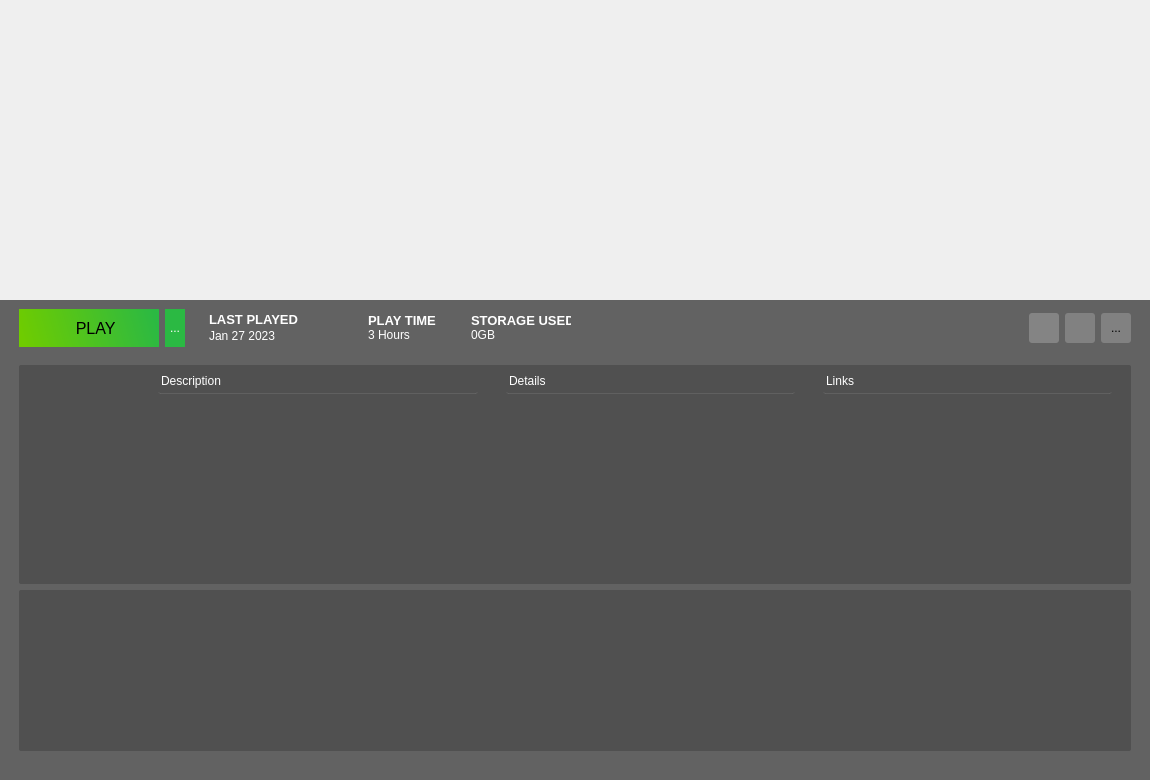
Before: the Qt Designer form atlas/ui/widgets/games/GameWidget.ui in KJNeko/Atlas, drawn with Qt 5.
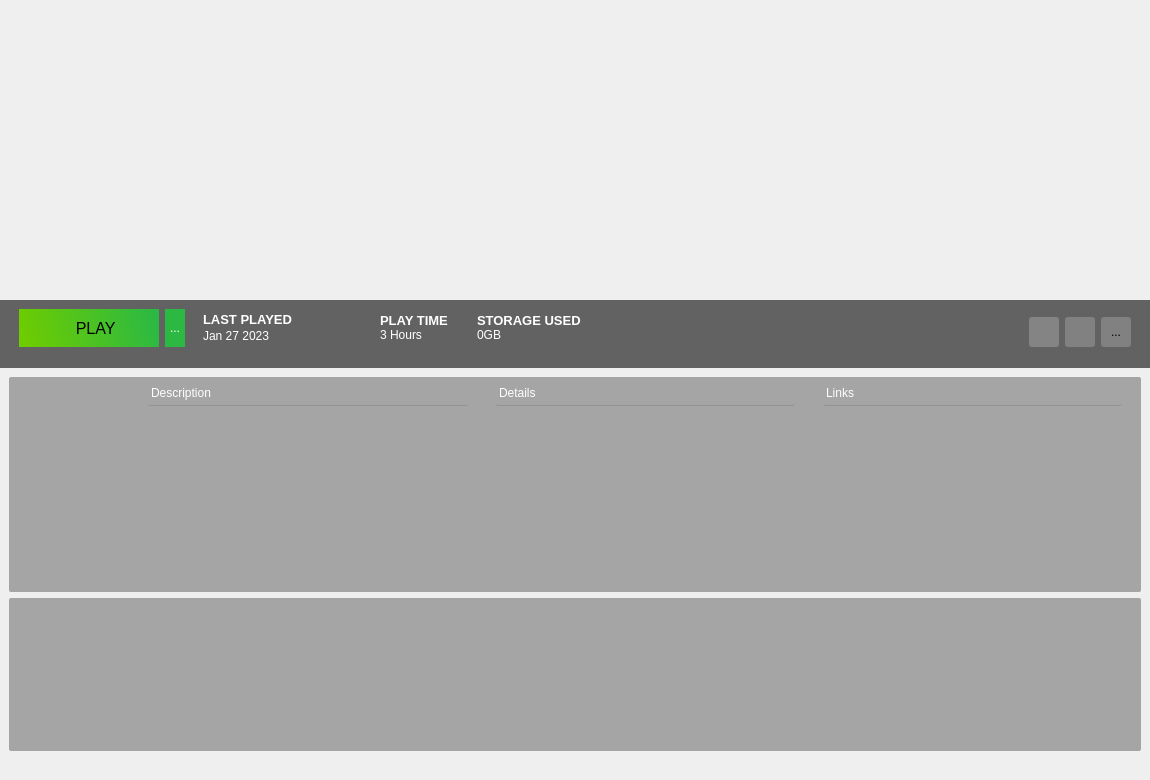
After: the same form once the commit is applied. Icons and pictures are not drawn.

Commit message: ui updates. before gamewidget changes

```diff
--- a/atlas/ui/widgets/games/GameWidget.ui
+++ b/atlas/ui/widgets/games/GameWidget.ui
@@ -63,23 +63,7 @@
         </property>
        </spacer>
       </item>
-      <item row="0" column="1">
-       <spacer name="verticalSpacer_4">
-        <property name="orientation">
-         <enum>Qt::Vertical</enum>
-        </property>
-        <property name="sizeType">
-         <enum>QSizePolicy::Fixed</enum>
-        </property>
-        <property name="sizeHint" stdset="0">
-         <size>
-          <width>20</width>
-          <height>300</height>
-         </size>
-        </property>
-       </spacer>
-      </item>
-      <item row="1" column="0" colspan="2">
+      <item row="2" column="0" colspan="2">
        <widget class="QFrame" name="bannerDetailFrame">
         <property name="sizePolicy">
          <sizepolicy hsizetype="Expanding" vsizetype="Expanding">
@@ -88,71 +72,52 @@
          </sizepolicy>
         </property>
         <property name="styleSheet">
-         <string notr="true">background-color:rgba(0, 0, 0, 150);
-border:none;</string>
+         <string notr="true"/>
         </property>
         <layout class="QGridLayout" name="gridLayout_12">
-         <item row="1" column="1">
-          <spacer name="verticalSpacer_8">
+         <item row="2" column="0">
+          <spacer name="bottomSpaceer_DNR">
            <property name="orientation">
             <enum>Qt::Vertical</enum>
            </property>
            <property name="sizeType">
-            <enum>QSizePolicy::Fixed</enum>
+            <enum>QSizePolicy::MinimumExpanding</enum>
            </property>
            <property name="sizeHint" stdset="0">
             <size>
              <width>20</width>
-             <height>12</height>
+             <height>20</height>
             </size>
            </property>
           </spacer>
          </item>
-         <item row="0" column="1">
-          <widget class="QToolButton" name="btnPlay">
-           <property name="minimumSize">
-            <size>
-             <width>140</width>
-             <height>38</height>
-            </size>
-           </property>
-           <property name="font">
-            <font>
-             <pointsize>12</pointsize>
-            </font>
-           </property>
-           <property name="layoutDirection">
-            <enum>Qt::LeftToRight</enum>
-           </property>
+         <item row="1" column="0" colspan="2">
+          <widget class="QListView" name="previewList">
            <property name="styleSheet">
-            <string notr="true">background-color: qlineargradient(spread:pad, x1:1, y1:0.46, x2:0, y2:0.539636, stop:0 rgba(43, 185, 67, 255), stop:1 rgba(111, 204, 0, 255));
-border-radius:none;</string>
+            <string notr="true">background-color: rgba(50,50, 50, 100);
+border-radius: 2px;</string>
            </property>
-           <property name="text">
-            <string>   PLAY</string>
+           <property name="flow">
+            <enum>QListView::LeftToRight</enum>
            </property>
-           <property name="icon">
-            <iconset resource="../../../resources.qrc">
-             <normaloff>:/images/assets/play_normal.svg</normaloff>:/images/assets/play_normal.svg</iconset>
+           <property name="isWrapping" stdset="0">
+            <bool>true</bool>
            </property>
-           <property name="iconSize">
-            <size>
-             <width>75</width>
-             <height>30</height>
-            </size>
+           <property name="resizeMode">
+            <enum>QListView::Adjust</enum>
            </property>
-           <property name="toolButtonStyle">
-            <enum>Qt::ToolButtonIconOnly</enum>
+           <property name="viewMode">
+            <enum>QListView::ListMode</enum>
            </property>
-           <property name="autoRaise">
-            <bool>false</bool>
+           <property name="uniformItemSizes">
+            <bool>true</bool>
            </property>
-           <property name="arrowType">
-            <enum>Qt::NoArrow</enum>
+           <property name="itemAlignment">
+            <set>Qt::AlignCenter</set>
            </property>
           </widget>
          </item>
-         <item row="2" column="1" colspan="12">
+         <item row="0" column="0" colspan="2">
           <widget class="QWidget" name="InfoPanel" native="true">
            <property name="sizePolicy">
             <sizepolicy hsizetype="Expanding" vsizetype="Expanding">
@@ -528,7 +493,143 @@
            </layout>
           </widget>
          </item>
-         <item row="0" column="4">
+        </layout>
+       </widget>
+      </item>
+      <item row="0" column="1">
+       <spacer name="verticalSpacer_4">
+        <property name="orientation">
+         <enum>Qt::Vertical</enum>
+        </property>
+        <property name="sizeType">
+         <enum>QSizePolicy::Fixed</enum>
+        </property>
+        <property name="sizeHint" stdset="0">
+         <size>
+          <width>20</width>
+          <height>300</height>
+         </size>
+        </property>
+       </spacer>
+      </item>
+      <item row="1" column="0" colspan="2">
+       <widget class="QFrame" name="frame">
+        <property name="styleSheet">
+         <string notr="true">background-color:rgba(0, 0, 0, 150);
+border:none;</string>
+        </property>
+        <property name="frameShape">
+         <enum>QFrame::NoFrame</enum>
+        </property>
+        <property name="frameShadow">
+         <enum>QFrame::Plain</enum>
+        </property>
+        <layout class="QGridLayout" name="gridLayout_6">
+         <item row="0" column="0" rowspan="2">
+          <spacer name="horizontalSpacer_15">
+           <property name="orientation">
+            <enum>Qt::Horizontal</enum>
+           </property>
+           <property name="sizeType">
+            <enum>QSizePolicy::Fixed</enum>
+           </property>
+           <property name="sizeHint" stdset="0">
+            <size>
+             <width>10</width>
+             <height>20</height>
+            </size>
+           </property>
+          </spacer>
+         </item>
+         <item row="0" column="1" rowspan="2">
+          <widget class="QToolButton" name="btnPlay">
+           <property name="minimumSize">
+            <size>
+             <width>140</width>
+             <height>38</height>
+            </size>
+           </property>
+           <property name="font">
+            <font>
+             <pointsize>12</pointsize>
+            </font>
+           </property>
+           <property name="layoutDirection">
+            <enum>Qt::LeftToRight</enum>
+           </property>
+           <property name="styleSheet">
+            <string notr="true">background-color: qlineargradient(spread:pad, x1:1, y1:0.46, x2:0, y2:0.539636, stop:0 rgba(43, 185, 67, 255), stop:1 rgba(111, 204, 0, 255));
+border-radius:none;</string>
+           </property>
+           <property name="text">
+            <string>   PLAY</string>
+           </property>
+           <property name="icon">
+            <iconset resource="../../../resources.qrc">
+             <normaloff>:/images/assets/play_normal.svg</normaloff>:/images/assets/play_normal.svg</iconset>
+           </property>
+           <property name="iconSize">
+            <size>
+             <width>75</width>
+             <height>30</height>
+            </size>
+           </property>
+           <property name="toolButtonStyle">
+            <enum>Qt::ToolButtonIconOnly</enum>
+           </property>
+           <property name="autoRaise">
+            <bool>false</bool>
+           </property>
+           <property name="arrowType">
+            <enum>Qt::NoArrow</enum>
+           </property>
+          </widget>
+         </item>
+         <item row="0" column="2" rowspan="2">
+          <widget class="QToolButton" name="tbSelectVersion">
+           <property name="minimumSize">
+            <size>
+             <width>20</width>
+             <height>38</height>
+            </size>
+           </property>
+           <property name="styleSheet">
+            <string notr="true">background-color: rgba(43, 185, 67, 255);
+border-radius:none;
+color: rgb(255, 255, 255);</string>
+           </property>
+           <property name="text">
+            <string>...</string>
+           </property>
+           <property name="icon">
+            <iconset resource="../../../resources.qrc">
+             <normaloff>:/images/assets/dropdownicon.svg</normaloff>:/images/assets/dropdownicon.svg</iconset>
+           </property>
+           <property name="iconSize">
+            <size>
+             <width>16</width>
+             <height>12</height>
+            </size>
+           </property>
+          </widget>
+         </item>
+         <item row="0" column="3" rowspan="2">
+          <spacer name="horizontalSpacer_22">
+           <property name="orientation">
+            <enum>Qt::Horizontal</enum>
+           </property>
+           <property name="sizeType">
+            <enum>QSizePolicy::Fixed</enum>
+           </property>
+           <property name="sizeHint" stdset="0">
+            <size>
+             <width>10</width>
+             <height>20</height>
+            </size>
+           </property>
+          </spacer>
+         </item>
+         <item row="0" column="4" rowspan="2">
           <widget class="QWidget" name="LastPlayed" native="true">
            <property name="sizePolicy">
             <sizepolicy hsizetype="Fixed" vsizetype="Fixed">
@@ -602,7 +703,7 @@
            </layout>
           </widget>
          </item>
-         <item row="0" column="5">
+         <item row="0" column="5" rowspan="2">
           <spacer name="horizontalSpacer_14">
            <property name="orientation">
             <enum>Qt::Horizontal</enum>
@@ -618,184 +719,7 @@
            </property>
           </spacer>
          </item>
-         <item row="0" column="9">
-          <spacer name="horizontalSpacer_7">
-           <property name="orientation">
-            <enum>Qt::Horizontal</enum>
-           </property>
-           <property name="sizeHint" stdset="0">
-            <size>
-             <width>517</width>
-             <height>20</height>
-            </size>
-           </property>
-          </spacer>
-         </item>
-         <item row="0" column="2">
-          <widget class="QToolButton" name="tbSelectVersion">
-           <property name="minimumSize">
-            <size>
-             <width>20</width>
-             <height>38</height>
-            </size>
-           </property>
-           <property name="styleSheet">
-            <string notr="true">background-color: rgba(43, 185, 67, 255);
-border-radius:none;
-color: rgb(255, 255, 255);</string>
-           </property>
-           <property name="text">
-            <string>...</string>
-           </property>
-           <property name="icon">
-            <iconset resource="../../../resources.qrc">
-             <normaloff>:/images/assets/dropdownicon.svg</normaloff>:/images/assets/dropdownicon.svg</iconset>
-           </property>
-           <property name="iconSize">
-            <size>
-             <width>16</width>
-             <height>12</height>
-            </size>
-           </property>
-          </widget>
-         </item>
-         <item row="0" column="3">
-          <spacer name="horizontalSpacer_22">
-           <property name="orientation">
-            <enum>Qt::Horizontal</enum>
-           </property>
-           <property name="sizeType">
-            <enum>QSizePolicy::Fixed</enum>
-           </property>
-           <property name="sizeHint" stdset="0">
-            <size>
-             <width>10</width>
-             <height>20</height>
-            </size>
-           </property>
-          </spacer>
-         </item>
-         <item row="3" column="1" colspan="12">
-          <widget class="QListView" name="previewList">
-           <property name="styleSheet">
-            <string notr="true">background-color: rgba(50,50, 50, 100);
-border-radius: 2px;</string>
-           </property>
-           <property name="flow">
-            <enum>QListView::LeftToRight</enum>
-           </property>
-           <property name="isWrapping" stdset="0">
-            <bool>true</bool>
-           </property>
-           <property name="resizeMode">
-            <enum>QListView::Adjust</enum>
-           </property>
-           <property name="viewMode">
-            <enum>QListView::ListMode</enum>
-           </property>
-           <property name="uniformItemSizes">
-            <bool>true</bool>
-           </property>
-           <property name="itemAlignment">
-            <set>Qt::AlignCenter</set>
-           </property>
-          </widget>
-         </item>
-         <item row="0" column="12">
-          <widget class="QToolButton" name="btnFavorite">
-           <property name="minimumSize">
-            <size>
-             <width>30</width>
-             <height>30</height>
-            </size>
-           </property>
-           <property name="maximumSize">
-            <size>
-             <width>30</width>
-             <height>30</height>
-            </size>
-           </property>
-           <property name="styleSheet">
-            <string notr="true">background: rgba( 255, 255, 255, 50 );
-             border-radius:3px;
-            </string>
-           </property>
-           <property name="text">
-            <string>...</string>
-           </property>
-           <property name="icon">
-            <iconset resource="../../../resources.qrc">
-             <normaloff>:/images/assets/rating_icon.svg</normaloff>:/images/assets/rating_icon.svg</iconset>
-           </property>
-          </widget>
-         </item>
-         <item row="4" column="1">
-          <spacer name="bottomSpaceer_DNR">
-           <property name="orientation">
-            <enum>Qt::Vertical</enum>
-           </property>
-           <property name="sizeType">
-            <enum>QSizePolicy::MinimumExpanding</enum>
-           </property>
-           <property name="sizeHint" stdset="0">
-            <size>
-             <width>20</width>
-             <height>20</height>
-            </size>
-           </property>
-          </spacer>
-         </item>
-         <item row="0" column="10">
-          <widget class="QPushButton" name="btnManageRecord">
-           <property name="minimumSize">
-            <size>
-             <width>30</width>
-             <height>30</height>
-            </size>
-           </property>
-           <property name="maximumSize">
-            <size>
-             <width>30</width>
-             <height>30</height>
-            </size>
-           </property>
-           <property name="styleSheet">
-            <string notr="true">background: rgba( 255, 255, 255, 55);
-             border-radius:3px;
-            </string>
-           </property>
-           <property name="text">
-            <string/>
-           </property>
-           <property name="icon">
-            <iconset resource="../../../resources.qrc">
-             <normaloff>:/images/assets/settings.svg</normaloff>:/images/assets/settings.svg</iconset>
-           </property>
-           <property name="iconSize">
-            <size>
-             <width>20</width>
-             <height>20</height>
-            </size>
-           </property>
-          </widget>
-         </item>
-         <item row="0" column="7">
-          <spacer name="horizontalSpacer_16">
-           <property name="orientation">
-            <enum>Qt::Horizontal</enum>
-           </property>
-           <property name="sizeType">
-            <enum>QSizePolicy::Fixed</enum>
-           </property>
-           <property name="sizeHint" stdset="0">
-            <size>
-             <width>5</width>
-             <height>20</height>
-            </size>
-           </property>
-          </spacer>
-         </item>
-         <item row="0" column="6">
+         <item row="0" column="6" rowspan="2">
           <widget class="QWidget" name="Playtime" native="true">
            <property name="sizePolicy">
             <sizepolicy hsizetype="Fixed" vsizetype="Fixed">
@@ -875,7 +799,23 @@
            </layout>
           </widget>
          </item>
-         <item row="0" column="8">
+         <item row="0" column="7" rowspan="2">
+          <spacer name="horizontalSpacer_16">
+           <property name="orientation">
+            <enum>Qt::Horizontal</enum>
+           </property>
+           <property name="sizeType">
+            <enum>QSizePolicy::Fixed</enum>
+           </property>
+           <property name="sizeHint" stdset="0">
+            <size>
+             <width>5</width>
+             <height>20</height>
+            </size>
+           </property>
+          </spacer>
+         </item>
+         <item row="0" column="8" rowspan="2">
           <widget class="QWidget" name="StorageUsed" native="true">
            <property name="sizePolicy">
             <sizepolicy hsizetype="Fixed" vsizetype="Fixed">
@@ -955,7 +895,20 @@
            </layout>
           </widget>
          </item>
-         <item row="0" column="13">
+         <item row="0" column="9" rowspan="2" colspan="4">
+          <spacer name="horizontalSpacer_7">
+           <property name="orientation">
+            <enum>Qt::Horizontal</enum>
+           </property>
+           <property name="sizeHint" stdset="0">
+            <size>
+             <width>505</width>
+             <height>20</height>
+            </size>
+           </property>
+          </spacer>
+         </item>
+         <item row="0" column="13" rowspan="2">
           <spacer name="horizontalSpacer_17">
            <property name="orientation">
             <enum>Qt::Horizontal</enum>
@@ -971,23 +924,41 @@
            </property>
           </spacer>
          </item>
-         <item row="0" column="0">
-          <spacer name="horizontalSpacer_15">
-           <property name="orientation">
-            <enum>Qt::Horizontal</enum>
+         <item row="1" column="10">
+          <widget class="QPushButton" name="btnManageRecord">
+           <property name="minimumSize">
+            <size>
+             <width>30</width>
+             <height>30</height>
+            </size>
            </property>
-           <property name="sizeType">
-            <enum>QSizePolicy::Fixed</enum>
+           <property name="maximumSize">
+            <size>
+             <width>30</width>
+             <height>30</height>
+            </size>
            </property>
-           <property name="sizeHint" stdset="0">
+           <property name="styleSheet">
+            <string notr="true">background: rgba( 255, 255, 255, 55);
+             border-radius:3px;
+            </string>
+           </property>
+           <property name="text">
+            <string/>
+           </property>
+           <property name="icon">
+            <iconset resource="../../../resources.qrc">
+             <normaloff>:/images/assets/settings.svg</normaloff>:/images/assets/settings.svg</iconset>
+           </property>
+           <property name="iconSize">
             <size>
-             <width>10</width>
+             <width>20</width>
              <height>20</height>
             </size>
            </property>
-          </spacer>
+          </widget>
          </item>
-         <item row="0" column="11">
+         <item row="1" column="11">
           <widget class="QPushButton" name="btnInfo">
            <property name="minimumSize">
             <size>
@@ -1020,6 +991,50 @@
            </property>
           </widget>
          </item>
+         <item row="1" column="12">
+          <widget class="QToolButton" name="btnFavorite">
+           <property name="minimumSize">
+            <size>
+             <width>30</width>
+             <height>30</height>
+            </size>
+           </property>
+           <property name="maximumSize">
+            <size>
+             <width>30</width>
+             <height>30</height>
+            </size>
+           </property>
+           <property name="styleSheet">
+            <string notr="true">background: rgba( 255, 255, 255, 50 );
+             border-radius:3px;
+            </string>
+           </property>
+           <property name="text">
+            <string>...</string>
+           </property>
+           <property name="icon">
+            <iconset resource="../../../resources.qrc">
+             <normaloff>:/images/assets/rating_icon.svg</normaloff>:/images/assets/rating_icon.svg</iconset>
+           </property>
+          </widget>
+         </item>
+         <item row="2" column="1">
+          <spacer name="verticalSpacer_8">
+           <property name="orientation">
+            <enum>Qt::Vertical</enum>
+           </property>
+           <property name="sizeType">
+            <enum>QSizePolicy::Fixed</enum>
+           </property>
+           <property name="sizeHint" stdset="0">
+            <size>
+             <width>20</width>
+             <height>12</height>
+            </size>
+           </property>
+          </spacer>
+         </item>
         </layout>
        </widget>
       </item>
```
The commit also changes 5 other files.
